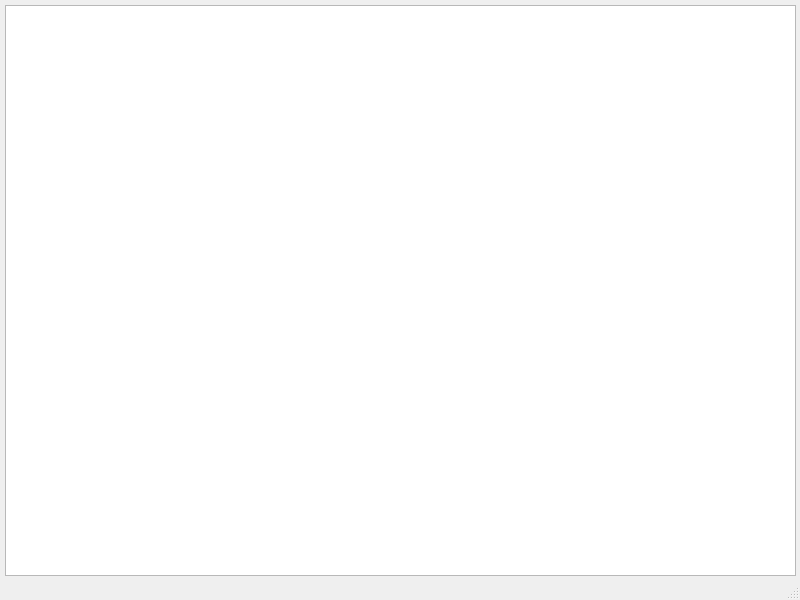
This is clustercanvas.ui in kbarresi/agent-cluster as Qt 5 draws it before an edit. The edited form follows.
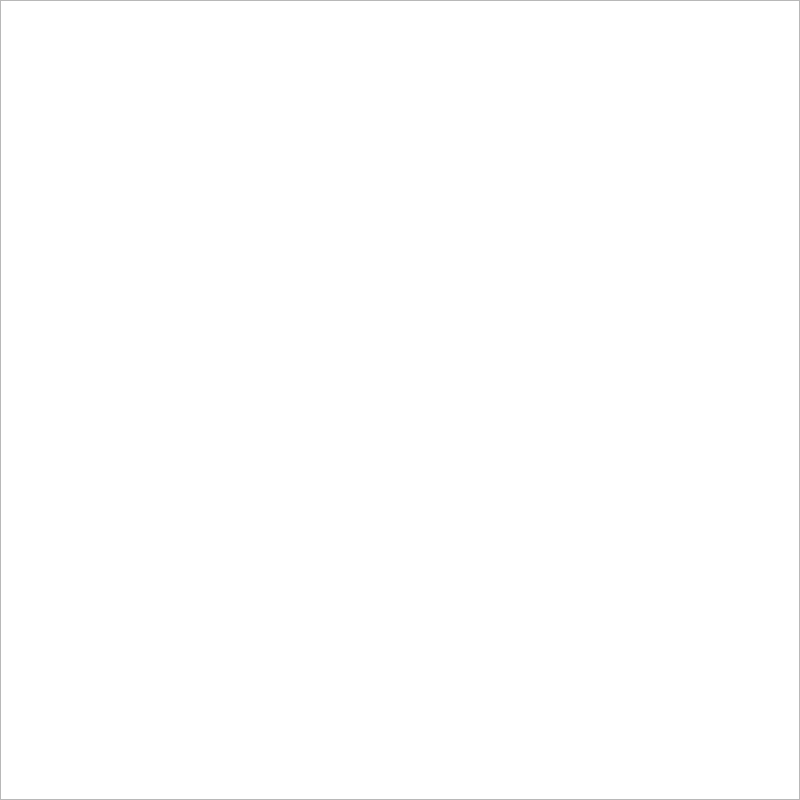
This is the edited form.

```diff
--- a/clustercanvas.ui
+++ b/clustercanvas.ui
@@ -7,37 +7,43 @@
     <x>0</x>
     <y>0</y>
     <width>800</width>
-    <height>600</height>
+    <height>800</height>
    </rect>
   </property>
+  <property name="sizePolicy">
+   <sizepolicy hsizetype="Fixed" vsizetype="Fixed">
+    <horstretch>0</horstretch>
+    <verstretch>0</verstretch>
+   </sizepolicy>
+  </property>
+  <property name="maximumSize">
+   <size>
+    <width>800</width>
+    <height>800</height>
+   </size>
+  </property>
   <property name="windowTitle">
    <string>MainWindow</string>
   </property>
   <widget class="QWidget" name="centralwidget">
-   <widget class="QWidget" name="verticalLayoutWidget">
+   <widget class="QGraphicsView" name="graphicsView">
+    <property name="enabled">
+     <bool>true</bool>
+    </property>
     <property name="geometry">
      <rect>
       <x>0</x>
       <y>0</y>
-      <width>801</width>
-      <height>581</height>
+      <width>800</width>
+      <height>800</height>
      </rect>
     </property>
-    <layout class="QVBoxLayout" name="verticalLayout">
-     <property name="leftMargin">
-      <number>5</number>
-     </property>
-     <property name="topMargin">
-      <number>5</number>
-     </property>
-     <property name="rightMargin">
-      <number>5</number>
-     </property>
-     <property name="bottomMargin">
-      <number>5</number>
-     </property>
-     <item>
-      <widget class="QGraphicsView" name="graphicsView">
+    <property name="sizePolicy">
+     <sizepolicy hsizetype="Fixed" vsizetype="Fixed">
+      <horstretch>0</horstretch>
+      <verstretch>0</verstretch>
+     </sizepolicy>
+    </property>
        <property name="verticalScrollBarPolicy">
         <enum>Qt::ScrollBarAlwaysOff</enum>
        </property>
@@ -45,11 +51,7 @@
         <enum>Qt::ScrollBarAlwaysOff</enum>
        </property>
       </widget>
-     </item>
-    </layout>
-   </widget>
-  </widget>
-  <widget class="QStatusBar" name="statusbar"/>
+  </widget>
  </widget>
  <resources/>
  <connections/>
```
Lines whose indentation alone changed are shown as unchanged.
